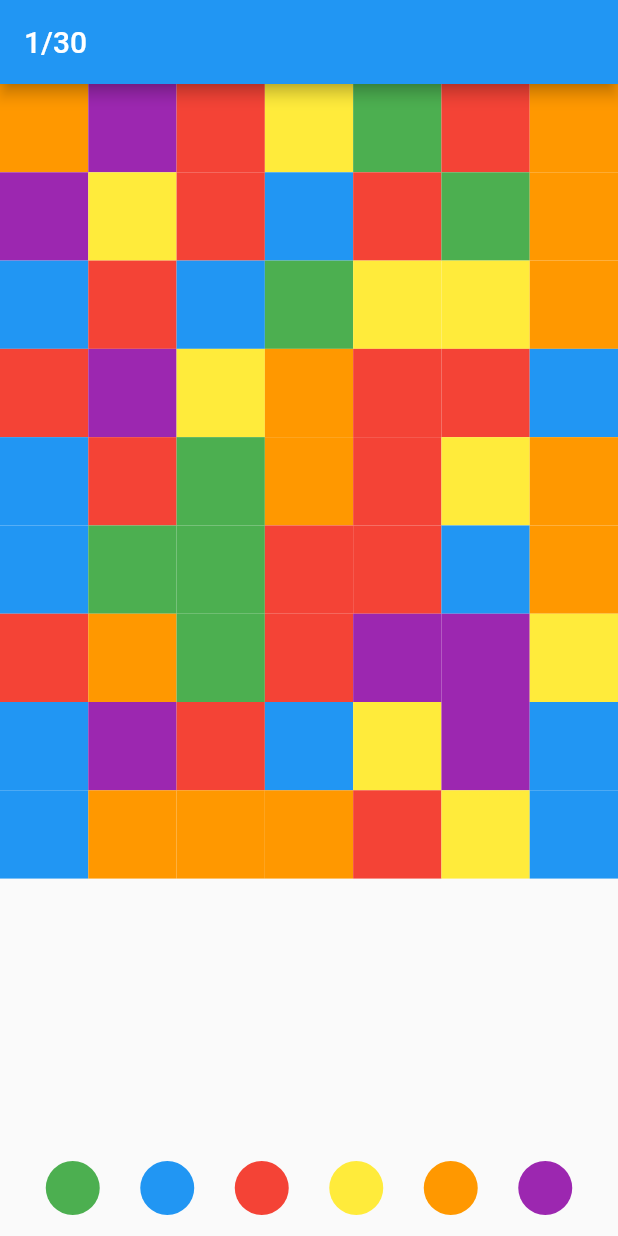
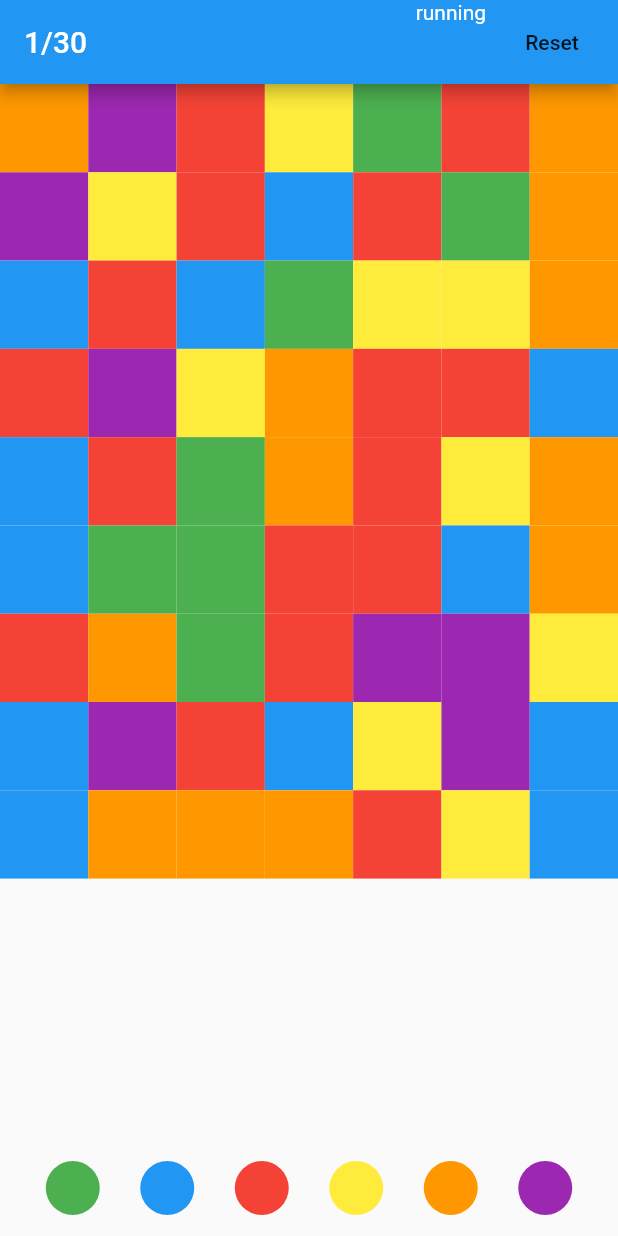
Before and after one commit to olerichard/flood-It_flutter, a Flutter app: the screen it shows after launch, on a phone screen of 412 x 824 dp. Run offline on Flutter 3.47's test engine with Material 2 defaults, Android fonts, the phone set to English and light mode, and no system bars.

Commit message:
In a working state now

```diff
--- a/lib/ColorPickerBar.dart
+++ b/lib/ColorPickerBar.dart
@@ -10,15 +10,14 @@ class ColorPickerBar extends StatelessWidget {
     return ButtonBar(
         buttonMinWidth: 55.0,
         alignment: MainAxisAlignment.center,
-        children: <Widget>[
-          for (var color in colors)
-            FlatButton(
+        children: colors
+            .map((color) => FlatButton(
                 color: color,
                 shape: CircleBorder(),
                 onPressed: () {
                   updateBoard(color);
                 },
-                child: Text("")),
-        ]);
+                child: Text("")))
+            .toList());
   }
 }
--- a/lib/Game.dart
+++ b/lib/Game.dart
@@ -28,9 +28,14 @@ class GameState {
 
       board.add(row);
     }
+
+    board[0].tiles[0].collected = true;
+    board = calculateMove(board, board[0].tiles[0].color);
   }
 
   void makeMove(MaterialColor color) {
+    if (scoreResult != VictoryConditions.RUNNING) return;
+
     board = calculateMove(board, color);
     moves++;
     scoreResult = score();
@@ -75,8 +80,19 @@ class GameState {
     return newBoard;
   }
 
+  String getGameStateText() {
+    switch (scoreResult) {
+      case VictoryConditions.WINNER:
+        return 'You Won';
+      case VictoryConditions.LOST:
+        return 'You Lost';
+      default:
+        return 'running';
+    }
+  }
+
   VictoryConditions score() {
-    if (checkWinner() && moves >= maxMoves) return VictoryConditions.WINNER;
+    if (checkWinner() && moves <= maxMoves) return VictoryConditions.WINNER;
 
     if (moves == maxMoves) return VictoryConditions.LOST;
 
--- a/lib/main.dart
+++ b/lib/main.dart
@@ -23,7 +23,9 @@ class Game extends StatefulWidget {
 
 class _GameState extends State<Game> {
   updateBoard(MaterialColor color) {
-    gameState.makeMove(color);
+    setState(() {
+      gameState.makeMove(color);
+    });
   }
 
   static int rowLength = 7;
@@ -45,6 +47,18 @@ class _GameState extends State<Game> {
       appBar: AppBar(
         title: Text(
             "${gameState.moves.toString()}/${gameState.maxMoves.toString()}"),
+        actions: <Widget>[
+          Text("${gameState.getGameStateText()}"),
+          FlatButton(
+              color: Colors.blue,
+              onPressed: () {
+                setState(() {
+                  gameState =
+                      new GameState(rowLength: rowLength, colors: colors);
+                });
+              },
+              child: Text("Reset"))
+        ],
       ),
       body: Board(gameState: gameState),
       bottomNavigationBar:
```
Also changed, not shown: pubspec.lock.
